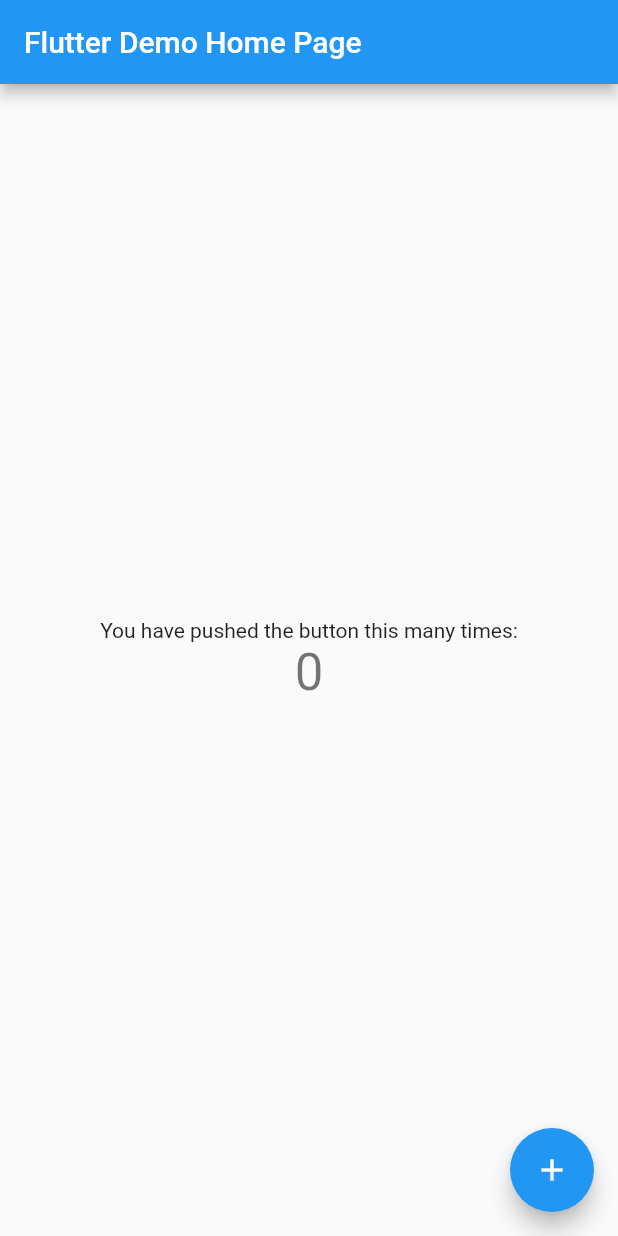
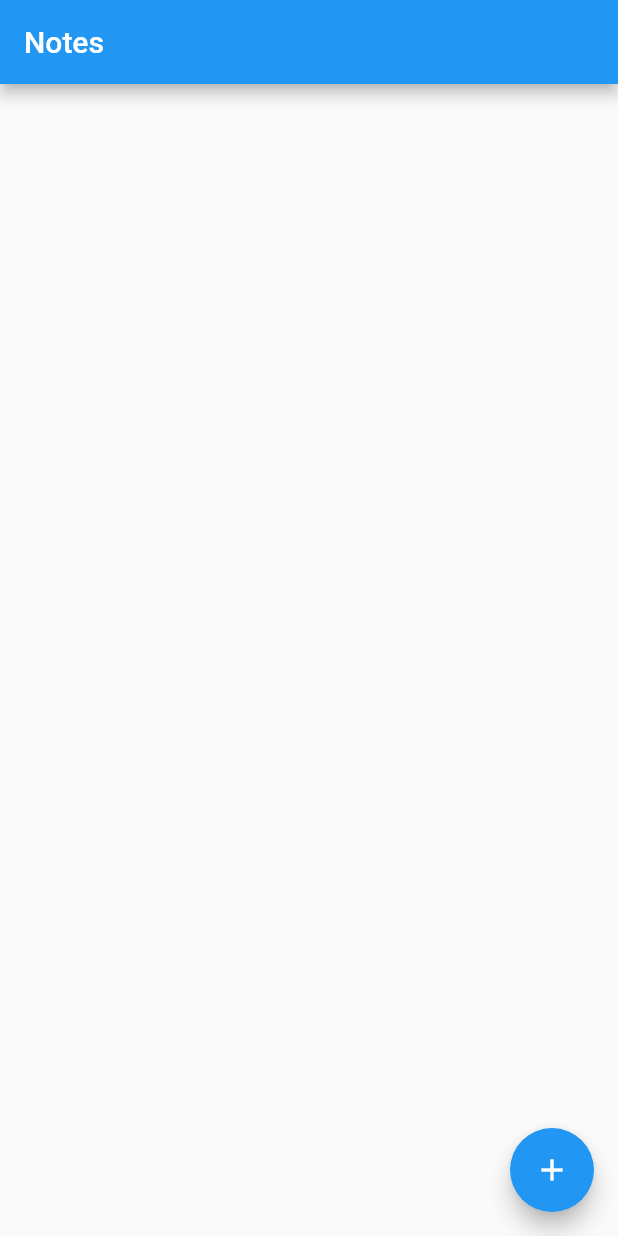
Before and after one commit to victorbotamedi/exploring-tdd-with-flutter, a Flutter app: the screen it shows after launch, on a phone screen of 412 x 824 dp. Run offline on Flutter 3.47's test engine with Material 2 defaults, Android fonts, the phone set to English and light mode, and no system bars; our stand-ins replace equatable, flutter_bloc.

Commit message:
[Ok] Add home page
Home page is now implemented and the tests pass.

```diff
--- a/lib/main.dart
+++ b/lib/main.dart
@@ -1,4 +1,8 @@
 import 'package:flutter/material.dart';
+import 'package:flutter_bloc/flutter_bloc.dart';
+import 'package:flutter_tdd/cubit/states.dart';
+
+import 'cubit/notes_cubit.dart';
 
 void main() {
   runApp(MyApp());
@@ -26,24 +30,19 @@ class MyApp extends StatelessWidget {
         // closer together (more dense) than on mobile platforms.
         visualDensity: VisualDensity.adaptivePlatformDensity,
       ),
-      home: MyHomePage(title: 'Flutter Demo Home Page'),
+      home: MyHomePage(
+        title: 'Notes',
+        notesCubit: NotesCubit(),
+      ),
     );
   }
 }
 
 class MyHomePage extends StatefulWidget {
-  MyHomePage({Key key, this.title}) : super(key: key);
+  final NotesCubit notesCubit;
+  final String title;
 
-  // This widget is the home page of your application. It is stateful, meaning
-  // that it has a State object (defined below) that contains fields that affect
-  // how it looks.
-
-  // This class is the configuration for the state. It holds the values (in this
-  // case the title) provided by the parent (in this case the App widget) and
-  // used by the build method of the State. Fields in a Widget subclass are
-  // always marked "final".
-
-  final String title;
+  MyHomePage({Key key, this.title, this.notesCubit}) : super(key: key);
 
   @override
   _MyHomePageState createState() => _MyHomePageState();
@@ -65,53 +64,28 @@ class _MyHomePageState extends State<MyHomePage> {
 
   @override
   Widget build(BuildContext context) {
-    // This method is rerun every time setState is called, for instance as done
-    // by the _incrementCounter method above.
-    //
-    // The Flutter framework has been optimized to make rerunning build methods
-    // fast, so that you can just rebuild anything that needs updating rather
-    // than having to individually change instances of widgets.
     return Scaffold(
       appBar: AppBar(
-        // Here we take the value from the MyHomePage object that was created by
-        // the App.build method, and use it to set our appbar title.
         title: Text(widget.title),
       ),
-      body: Center(
-        // Center is a layout widget. It takes a single child and positions it
-        // in the middle of the parent.
-        child: Column(
-          // Column is also a layout widget. It takes a list of children and
-          // arranges them vertically. By default, it sizes itself to fit its
-          // children horizontally, and tries to be as tall as its parent.
-          //
-          // Invoke "debug painting" (press "p" in the console, choose the
-          // "Toggle Debug Paint" action from the Flutter Inspector in Android
-          // Studio, or the "Toggle Debug Paint" command in Visual Studio Code)
-          // to see the wireframe for each widget.
-          //
-          // Column has various properties to control how it sizes itself and
-          // how it positions its children. Here we use mainAxisAlignment to
-          // center the children vertically; the main axis here is the vertical
-          // axis because Columns are vertical (the cross axis would be
-          // horizontal).
-          mainAxisAlignment: MainAxisAlignment.center,
-          children: <Widget>[
-            Text(
-              'You have pushed the button this many times:',
-            ),
-            Text(
-              '$_counter',
-              style: Theme.of(context).textTheme.headline4,
-            ),
-          ],
+      body: BlocBuilder<NotesCubit, NotesState>(
+        cubit: widget.notesCubit,
+        builder: (context, state) => ListView.builder(
+          itemCount: state.notes.length,
+          itemBuilder: (context, index) {
+            var note = state.notes[index];
+            return ListTile(
+              title: Text(note.title),
+              subtitle: Text(note.body),
+            );
+          },
         ),
       ),
       floatingActionButton: FloatingActionButton(
-        onPressed: _incrementCounter,
-        tooltip: 'Increment',
+        onPressed: () {},
+        tooltip: 'Add',
         child: Icon(Icons.add),
-      ), // This trailing comma makes auto-formatting nicer for build methods.
+      ),
     );
   }
 }
```
